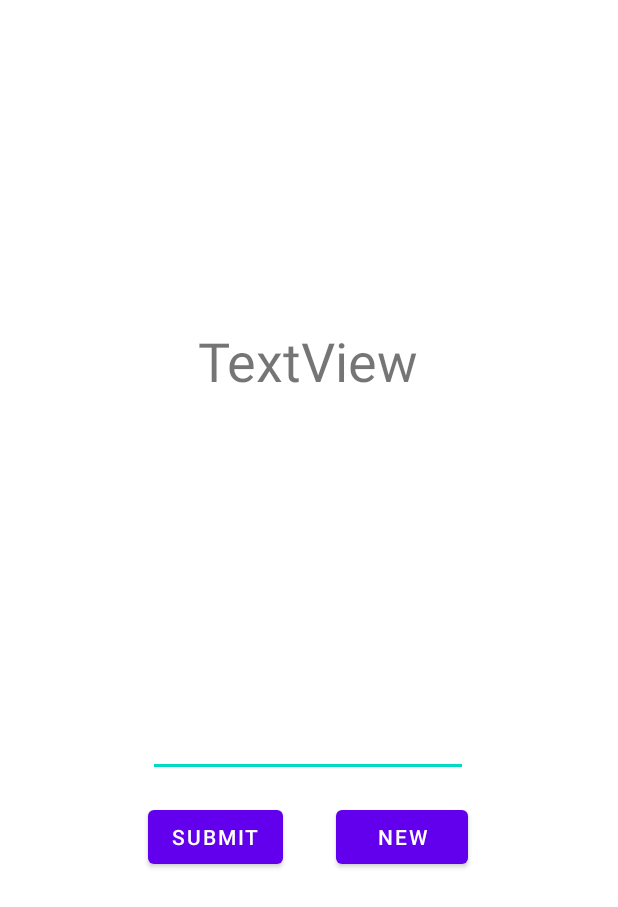
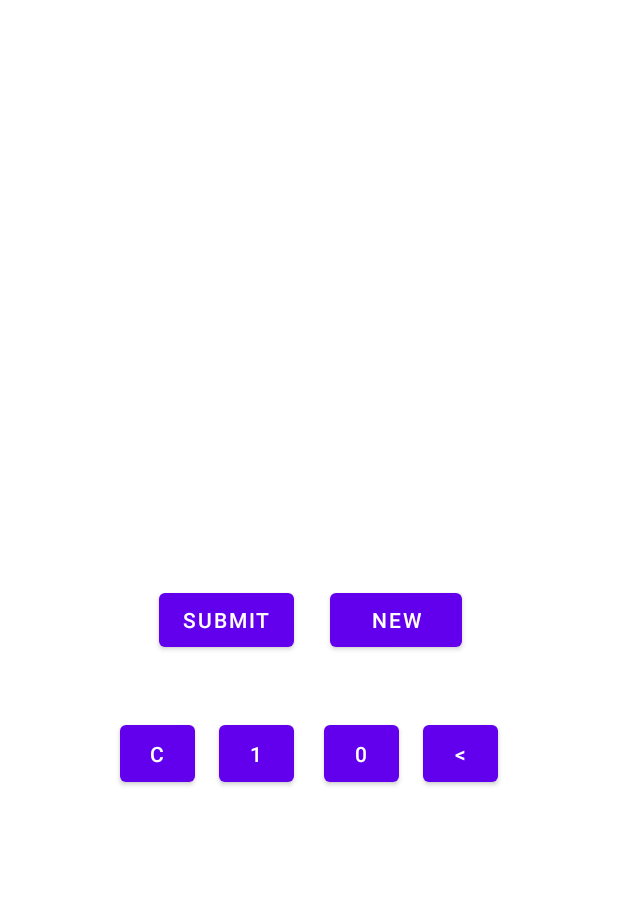
Before and after one commit to JoeBomm/Logos, an Android app: the layout activity_twos_complement.xml on its own in the app's theme, with its tools: preview values and no code run, on a phone screen of 412 x 824 dp. Shown: the top 907 px of the screen. Run offline under Robolectric (Android 15) with nearby library versions, the phone set to English and light mode, and no system bars.

Commit message:
refactor and fix recommendations

```diff
--- a/app/src/main/AndroidManifest.xml
+++ b/app/src/main/AndroidManifest.xml
@@ -24,7 +24,7 @@
                 android:name="android.support.PARENT_ACTIVITY"
                 android:value=".MainActivity" /></activity>
         <activity
-            android:name=".TwosComplimentActivity"
+            android:name=".TwosComplementActivity"
             android:parentActivityName=".MainActivity">
 
             <!-- The meta-data tag is required if you support API level 15 and lower -->
--- a/app/src/main/res/layout/activity_twos_complement.xml
+++ b/app/src/main/res/layout/activity_twos_complement.xml
@@ -4,45 +4,37 @@
     xmlns:tools="http://schemas.android.com/tools"
     android:layout_width="match_parent"
     android:layout_height="match_parent"
-    tools:context=".TwosComplimentActivity">
+    tools:context=".TwosComplementActivity">
 
     <Button
         android:id="@+id/buttonSubmitBinary"
         android:layout_width="wrap_content"
         android:layout_height="wrap_content"
-        android:layout_marginTop="16dp"
+        android:layout_marginTop="88dp"
         android:onClick="submitButton"
         android:text="@string/button_submit"
-        app:layout_constraintStart_toStartOf="@+id/editTextBinaryInput"
-        app:layout_constraintTop_toBottomOf="@+id/editTextBinaryInput" />
+        app:layout_constraintEnd_toEndOf="@+id/oneButton"
+        app:layout_constraintHorizontal_bias="1.0"
+        app:layout_constraintStart_toStartOf="parent"
+        app:layout_constraintTop_toBottomOf="@+id/textViewInput" />
 
     <Button
         android:id="@+id/buttonNewBinary"
         android:layout_width="wrap_content"
         android:layout_height="wrap_content"
-        android:onClick="updateBinary"
+        android:layout_marginEnd="100dp"
+        android:layout_marginRight="100dp"
+        android:onClick="newButton"
         android:text="@string/button_new"
         app:layout_constraintBaseline_toBaselineOf="@+id/buttonSubmitBinary"
-        app:layout_constraintEnd_toEndOf="@+id/editTextBinaryInput" />
-
-    <EditText
-        android:id="@+id/editTextBinaryInput"
-        android:layout_width="wrap_content"
-        android:layout_height="wrap_content"
-        android:layout_marginTop="208dp"
-        android:ems="10"
-        android:inputType="number"
         app:layout_constraintEnd_toEndOf="parent"
-        app:layout_constraintHorizontal_bias="0.497"
-        app:layout_constraintStart_toStartOf="parent"
-        app:layout_constraintTop_toBottomOf="@+id/textViewBinary" />
+        app:layout_constraintStart_toStartOf="@+id/zeroButton" />
 
     <TextView
         android:id="@+id/textViewBinary"
         android:layout_width="wrap_content"
         android:layout_height="wrap_content"
-        android:layout_marginTop="216dp"
-        android:text="TextView"
+        android:layout_marginTop="100dp"
         android:textSize="36sp"
         app:layout_constraintEnd_toEndOf="parent"
         app:layout_constraintHorizontal_bias="0.498"
@@ -55,9 +47,65 @@
         android:layout_height="wrap_content"
         android:layout_marginTop="164dp"
         android:textSize="36sp"
-        app:layout_constraintBottom_toBottomOf="parent"
         app:layout_constraintEnd_toEndOf="parent"
-        app:layout_constraintHorizontal_bias="0.5"
+        app:layout_constraintHorizontal_bias="0.498"
         app:layout_constraintStart_toStartOf="parent"
         app:layout_constraintTop_toTopOf="parent" />
+
+    <Button
+        android:id="@+id/oneButton"
+        android:layout_width="50dp"
+        android:layout_height="50dp"
+        android:layout_marginStart="16dp"
+        android:layout_marginLeft="16dp"
+        android:onClick="oneButton"
+        android:text="@string/button_1"
+        app:layout_constraintStart_toEndOf="@+id/clearButton"
+        app:layout_constraintTop_toTopOf="@+id/zeroButton" />
+
+    <Button
+        android:id="@+id/zeroButton"
+        android:layout_width="50dp"
+        android:layout_height="50dp"
+        android:layout_marginTop="40dp"
+        android:layout_marginEnd="16dp"
+        android:layout_marginRight="16dp"
+        android:onClick="zeroButton"
+        android:text="@string/button_0"
+        app:layout_constraintEnd_toStartOf="@+id/backspaceButton"
+        app:layout_constraintTop_toBottomOf="@+id/buttonNewBinary" />
+
+    <Button
+        android:id="@+id/backspaceButton"
+        android:layout_width="50dp"
+        android:layout_height="50dp"
+        android:layout_marginEnd="80dp"
+        android:layout_marginRight="80dp"
+        android:onClick="backspaceButton"
+        android:text="@string/button_backspace"
+        app:layout_constraintEnd_toEndOf="parent"
+        app:layout_constraintTop_toTopOf="@+id/zeroButton" />
+
+    <Button
+        android:id="@+id/clearButton"
+        android:layout_width="50dp"
+        android:layout_height="50dp"
+        android:layout_marginStart="80dp"
+        android:layout_marginLeft="80dp"
+        android:onClick="clearButton"
+        android:text="@string/button_clear"
+        app:layout_constraintStart_toStartOf="parent"
+        app:layout_constraintTop_toTopOf="@+id/oneButton" />
+
+    <TextView
+        android:id="@+id/textViewInput"
+        android:layout_width="wrap_content"
+        android:layout_height="wrap_content"
+        android:layout_marginTop="48dp"
+        android:textSize="30sp"
+        android:textStyle="bold"
+        app:layout_constraintEnd_toEndOf="parent"
+        app:layout_constraintHorizontal_bias="0.498"
+        app:layout_constraintStart_toStartOf="parent"
+        app:layout_constraintTop_toBottomOf="@+id/textViewResult" />
 </androidx.constraintlayout.widget.ConstraintLayout>
--- a/app/src/main/res/values/strings.xml
+++ b/app/src/main/res/values/strings.xml
@@ -4,6 +4,10 @@
     <string name="button_true_or_false">True or False</string>
     <string name="button_about">About</string>
     <string name="button_submit">Submit</string>
+    <string name="button_clear">C</string>
+    <string name="button_1">1</string>
+    <string name="button_0">0</string>
+    <string name="button_backspace">&lt;</string>
     <string name="main_title">Logos</string>
     <string name="edit_binary">00000000</string>
     <string name="button_new">New</string>
@@ -14,6 +18,8 @@
     <string name="text_Correct">Correct!</string>
     <string name="text_Wrong">Wrong!</string>
     <string name="text_twos_complement">Two\'s Complement</string>
+    <string name="text_a">A=#</string>
+    <string name="text_b">B=#</string>
     <string name="button_khan_academy">Khan Academy</string>
     <string name="button_wikipedia">Wikipedia</string>
     <string name ="text_2s_about">Two’s complement is a mathematical operation to find the negative value of a signed binary number.
@@ -34,5 +40,6 @@
         \nThe gates available for the circuit are, NOT, AND, OR, NAND, NOR, XOR, XNOR.
         \nInformation showing the symbols and truth tables for these gates can be found in this Wikipedia article about logic gates.
     </string>
+    <string name="text_bit_length_warning">Input must be 8 bits!</string>
 
 </resources>
```
Also changed, not shown: app/src/main/java/com/joebomm/logos/TwosComplementActivity.kt (+54 -11 lines), app/src/main/res/layout/activity_true_or_false.xml (+17 -12 lines).
